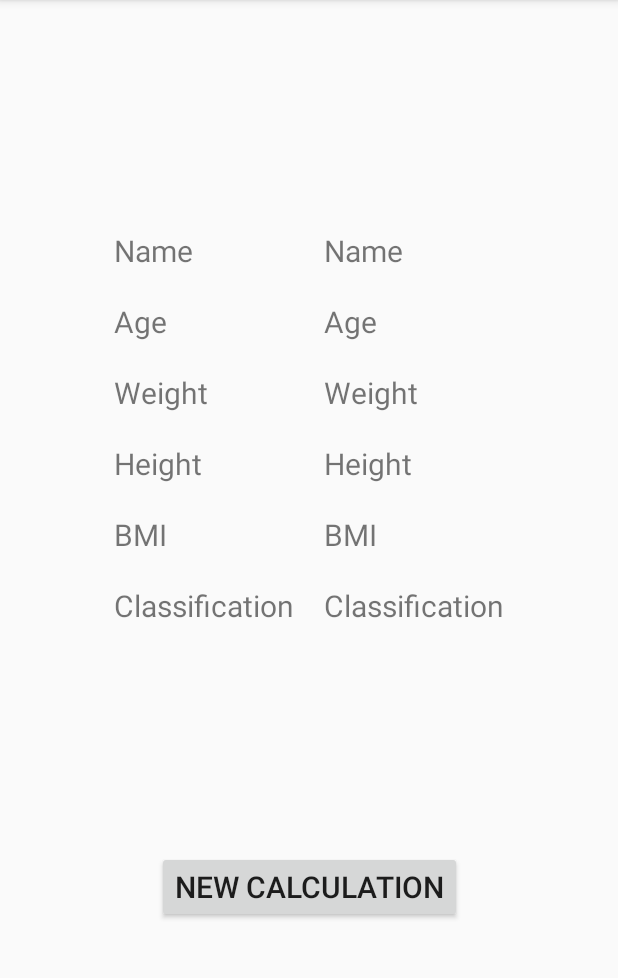
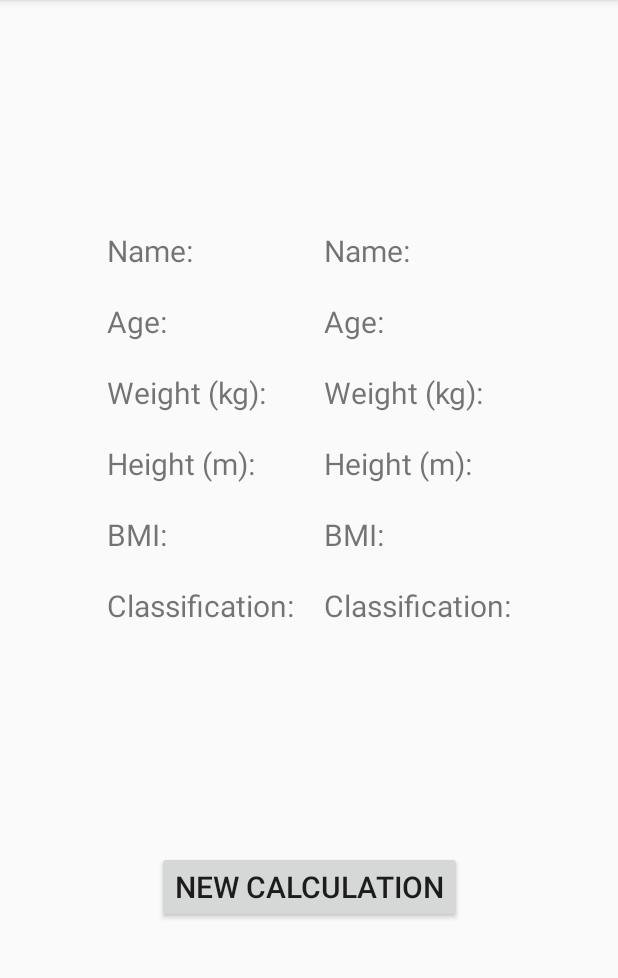
Before and after one commit to ThiagoPereiraUFV/BMI-Report, an Android app: the Report screen opened directly, with no data from a screen before it, on a phone screen of 412 x 824 dp, the part 84-1062 px from its top. Run offline under Robolectric (Android 15) with nearby library versions, the phone set to English and light mode, and no system bars.

Commit message:
Fixing translations

```diff
--- a/app/src/main/res/values/strings.xml
+++ b/app/src/main/res/values/strings.xml
@@ -1,12 +1,12 @@
 <resources>
     <string name="app_name">BMI report</string>
-    <string name="name">Name</string>
-    <string name="age">Age</string>
-    <string name="height">Height</string>
-    <string name="weight">Weight</string>
+    <string name="name">Name:</string>
+    <string name="age">Age:</string>
+    <string name="height">Height (m):</string>
+    <string name="weight">Weight (kg):</string>
     <string name="report">Nutritional report</string>
-    <string name="index">BMI</string>
-    <string name="classification">Classification</string>
+    <string name="index">BMI:</string>
+    <string name="classification">Classification:</string>
     <string name="underWeight">Under weight</string>
     <string name="healthy">Healthy</string>
     <string name="overWeight">Over Weight</string>
```
Also changed, not shown: 1 other file.
